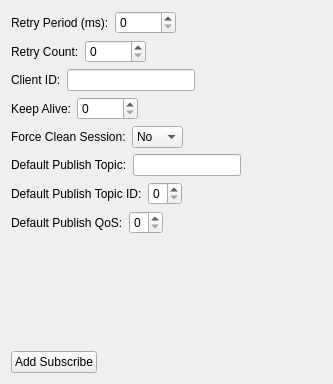
Above: src/MqttsnClientFilterConfigWidget.ui from commschamp/cc.mqttsn_client_filter.cc_tools_plugin before the change. Below: the same form after it.
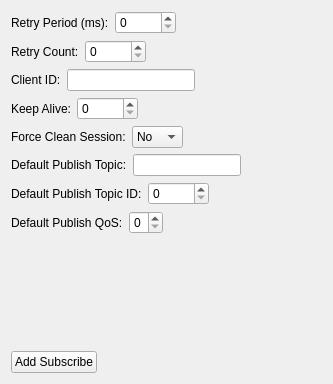
That is the form after the change.

The edit to the form file:
```diff
--- a/src/MqttsnClientFilterConfigWidget.ui
+++ b/src/MqttsnClientFilterConfigWidget.ui
@@ -223,7 +223,7 @@
      <item>
       <widget class="QSpinBox" name="m_pubTopicIdSpinBox">
        <property name="maximum">
-        <number>2</number>
+        <number>65535</number>
        </property>
       </widget>
      </item>
```
